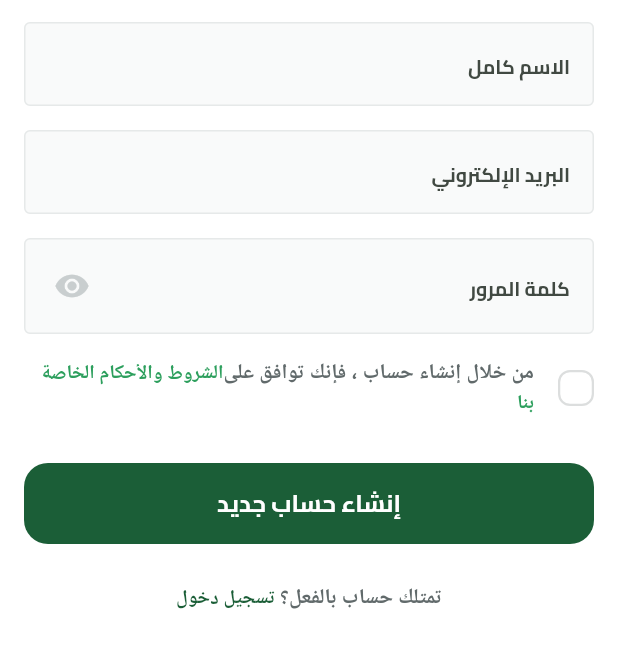
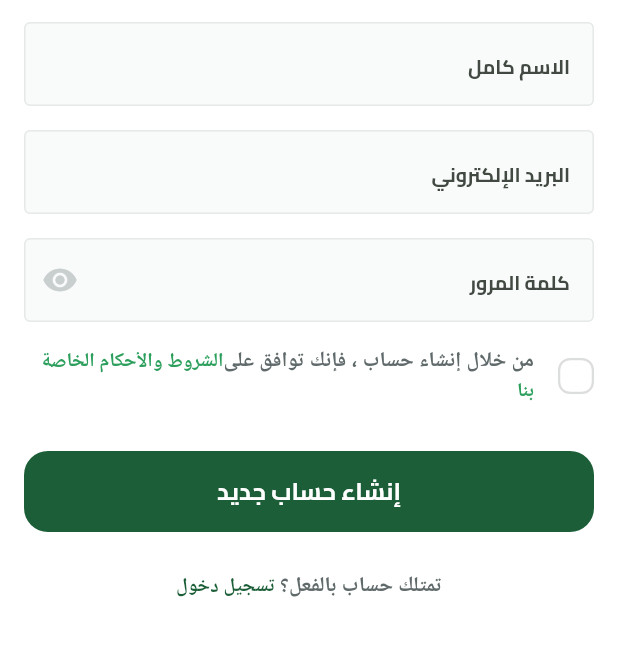
Before and after one commit to Belal-Karem/Fruit-Hub, a Flutter app: the SignupView screen opened by its route, on a phone screen of 412 x 824 dp, the part 62-730 px from its top. Run offline on Flutter 3.47's test engine with Material 3 defaults, Android fonts, the light colour scheme and no system bars; drawn by our look-alikes of modal_progress_hud_nsn; our stand-ins replace bloc, dartz, dots_indicator, firebase_auth, firebase_core, flutter_bloc and 2 more; missing offline and left inert: svg_flutter; accounts and stored records are empty.

Commit message:
create password field

```diff
--- a/lib/core/widgets/custom_text_form_field.dart
+++ b/lib/core/widgets/custom_text_form_field.dart
@@ -7,14 +7,12 @@ class CustomTextFormField extends StatelessWidget {
     required this.hintText,
     this.obscureText = false,
     this.suffixIcon,
-    this.onPressed,
     required this.keyboardType,
     this.onSaved,
   });
   final String hintText;
   final bool obscureText;
   final Widget? suffixIcon;
-  final VoidCallback? onPressed;
   final TextInputType keyboardType;
   final void Function(String?)? onSaved;
   @override
@@ -32,10 +30,7 @@ class CustomTextFormField extends StatelessWidget {
       decoration: InputDecoration(
         filled: true,
         fillColor: const Color(0xFFF9FAFA),
-        suffixIcon: IconButton(
-          onPressed: onPressed,
-          icon: suffixIcon ?? const SizedBox(),
-        ),
+        suffixIcon: suffixIcon,
         hintText: hintText,
         hintStyle: AppTextStyle.bold13,
         border: buildBorder(),
--- /dev/null
+++ b/lib/core/widgets/password_field.dart
@@ -0,0 +1,35 @@
+import 'package:flutter/material.dart';
+
+import 'custom_text_form_field.dart';
+
+class PasswordField extends StatefulWidget {
+  const PasswordField({super.key, this.onSaved});
+  final void Function(String?)? onSaved;
+
+  @override
+  State<PasswordField> createState() => _PasswordFieldState();
+}
+
+class _PasswordFieldState extends State<PasswordField> {
+  bool isPassword = true;
+  @override
+  Widget build(BuildContext context) {
+    return CustomTextFormField(
+      onSaved: widget.onSaved,
+      hintText: 'كلمة المرور',
+      keyboardType: TextInputType.visiblePassword,
+      obscureText: isPassword,
+      suffixIcon: IconButton(
+        onPressed: () {
+          setState(() {
+            isPassword = !isPassword;
+          });
+        },
+        icon: Icon(
+          isPassword ? Icons.visibility : Icons.visibility_off_outlined,
+          color: Color(0xffC9CECF),
+        ),
+      ),
+    );
+  }
+}
--- a/lib/features/auth/presentation/views/widgets/login_view_body.dart
+++ b/lib/features/auth/presentation/views/widgets/login_view_body.dart
@@ -5,6 +5,7 @@ import 'package:fruit_hub/core/utils/theme/app_color.dart';
 import 'package:fruit_hub/core/utils/theme/app_text_style.dart';
 import 'package:fruit_hub/core/widgets/custom_button.dart';
 import 'package:fruit_hub/core/widgets/custom_text_form_field.dart';
+import 'package:fruit_hub/core/widgets/password_field.dart';
 import 'package:fruit_hub/features/auth/presentation/views/widgets/dont_have_an_account_widget.dart';
 import 'package:fruit_hub/features/auth/presentation/views/widgets/or_divider.dart';
 import 'package:fruit_hub/features/auth/presentation/views/widgets/social_login_button.dart';
@@ -17,8 +18,6 @@ class LoginViewBody extends StatefulWidget {
 }
 
 class _LoginViewBodyState extends State<LoginViewBody> {
-  bool isPassword = true;
-
   @override
   Widget build(BuildContext context) {
     return SingleChildScrollView(
@@ -32,20 +31,7 @@ class _LoginViewBodyState extends State<LoginViewBody> {
                 keyboardType: TextInputType.emailAddress,
               ),
               const SizedBox(height: 16),
-              CustomTextFormField(
-                keyboardType: TextInputType.visiblePassword,
-                hintText: 'كلمة المرور',
-                obscureText: isPassword,
-                onPressed: () {
-                  setState(() {
-                    isPassword = !isPassword;
-                  });
-                },
-                suffixIcon: Icon(
-                  isPassword ? Icons.visibility : Icons.visibility_off_outlined,
-                  color: Color(0xffC9CECF),
-                ),
-              ),
+              PasswordField(),
               const SizedBox(height: 16),
               TextButton(
                 onPressed: () {},
--- a/lib/features/auth/presentation/views/widgets/signup_view_body.dart
+++ b/lib/features/auth/presentation/views/widgets/signup_view_body.dart
@@ -5,6 +5,7 @@ import 'package:fruit_hub/core/widgets/custom_button.dart';
 import 'package:fruit_hub/core/widgets/custom_text_form_field.dart';
 import 'package:fruit_hub/features/auth/presentation/manger/signup_cubit/signup_cubit.dart';
 import 'package:fruit_hub/features/auth/presentation/views/widgets/have_an_account.dart';
+import 'package:fruit_hub/core/widgets/password_field.dart';
 import 'package:fruit_hub/features/auth/presentation/views/widgets/terms_and_condition_widget.dart';
 
 class SignupViewBody extends StatefulWidget {
@@ -15,7 +16,6 @@ class SignupViewBody extends StatefulWidget {
 }
 
 class _SignupViewBodyState extends State<SignupViewBody> {
-  bool isPassword = true;
   final GlobalKey<FormState> formKey = GlobalKey<FormState>();
   AutovalidateMode autovalidateMode = AutovalidateMode.disabled;
   late String email, password, name;
@@ -46,26 +46,10 @@ class _SignupViewBodyState extends State<SignupViewBody> {
                 keyboardType: TextInputType.emailAddress,
               ),
               const SizedBox(height: 16),
-              CustomTextFormField(
+              PasswordField(
                 onSaved: (value) {
                   password = value!;
                 },
-                hintText: 'كلمة المرور',
-                keyboardType: TextInputType.visiblePassword,
-                obscureText: isPassword,
-                suffixIcon: IconButton(
-                  onPressed: () {
-                    setState(() {
-                      isPassword = !isPassword;
-                    });
-                  },
-                  icon: Icon(
-                    isPassword
-                        ? Icons.visibility
-                        : Icons.visibility_off_outlined,
-                    color: Color(0xffC9CECF),
-                  ),
-                ),
               ),
               const SizedBox(height: 16),
               const TermsAndConditionWidget(),
```
